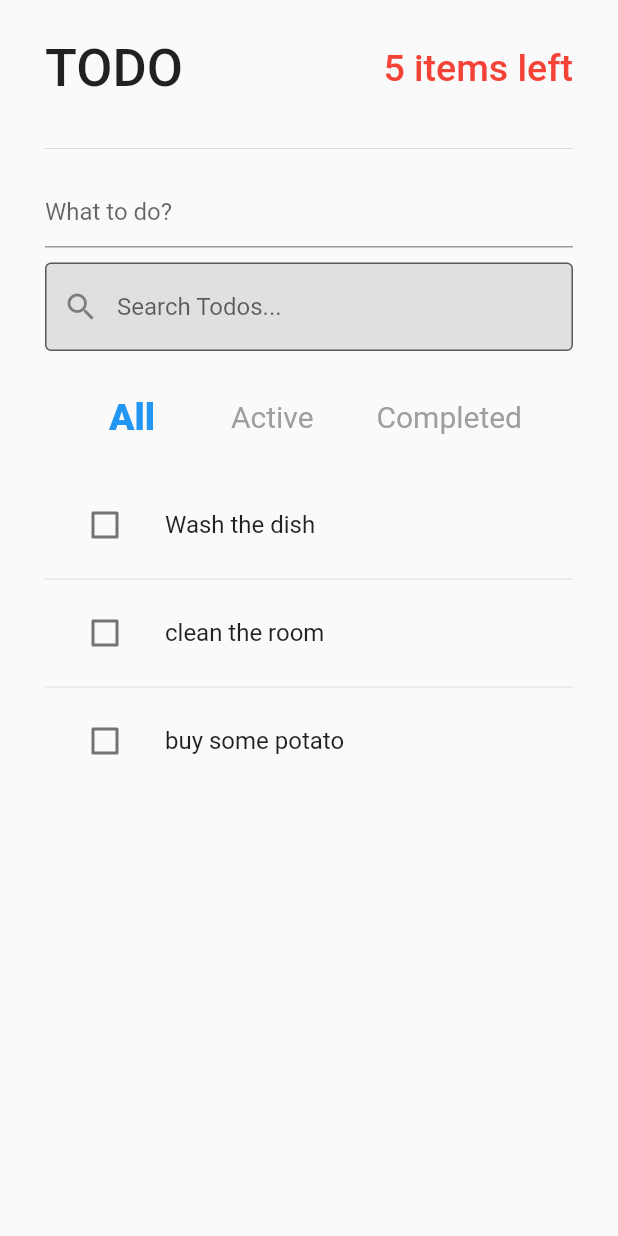
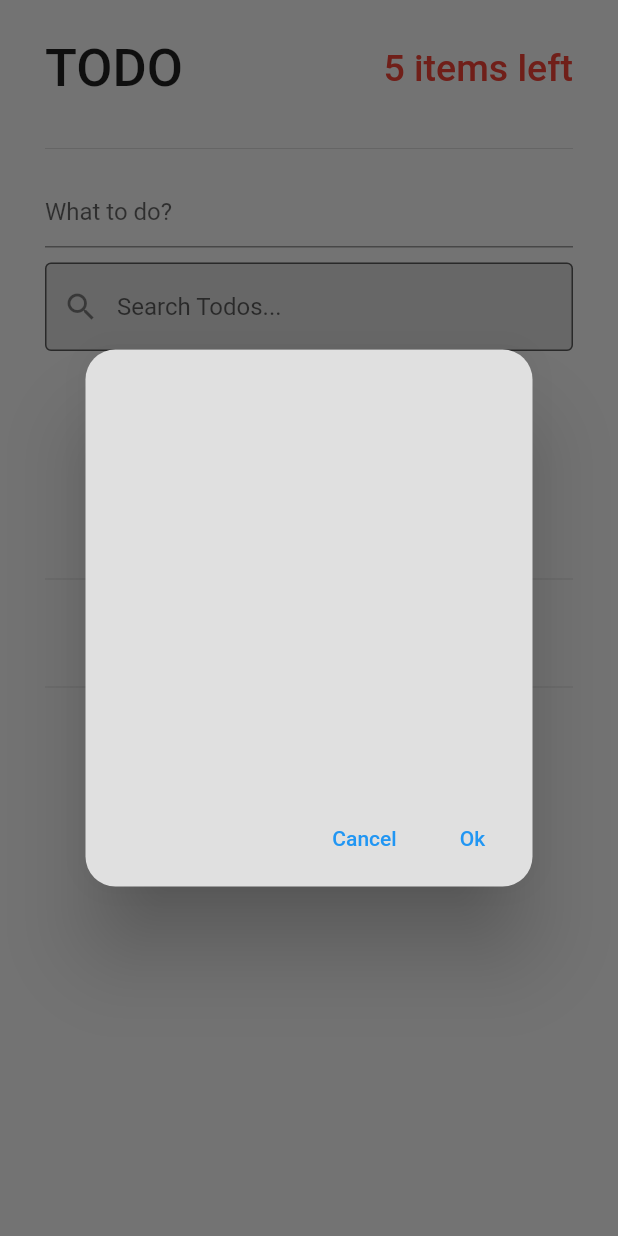
Before and after one commit to 65saeedz/todocubit, a Flutter app: the screen it shows after launch, after a tap on "Wash the dish", on a phone screen of 412 x 824 dp. Run offline on Flutter 3.47's test engine with Material 2 defaults, Android fonts, the phone set to English and light mode, and no system bars; our stand-ins replace bloc, equatable, flutter_bloc.

Commit message:
third commit

```diff
--- a/lib/pages_widgets/todo_listview.dart
+++ b/lib/pages_widgets/todo_listview.dart
@@ -1,3 +1,4 @@
+import 'package:flutter/cupertino.dart';
 import 'package:flutter/material.dart';
 import 'package:flutter_bloc/flutter_bloc.dart';
 import 'package:todo_app_cubit/cubits/todolist/todolist_cubit.dart';
@@ -49,10 +50,38 @@ class MyListview extends StatelessWidget {
                         }),
                     title: Text(state.todolist[index].description),
                     onTap: () {
-                      // showDialog(
-                      //     context: context,
-                      //     builder:
-                      //      );
+                      showDialog(
+                          context: context,
+                          builder: (context) => AlertDialog(
+                                actions: <Widget>[
+                                  TextButton(
+                                      child: Text('Cancel'),
+                                      onPressed: () {
+                                        Navigator.of(context).pop();
+                                      }),
+                                  TextButton(
+                                      child: Text('Ok'),
+                                      onPressed: () {
+                                        Navigator.of(context).pop();
+                                      })
+                                ],
+                                backgroundColor: Colors.grey[300],
+                                shape: RoundedRectangleBorder(
+                                    borderRadius:
+                                        BorderRadius.all(Radius.circular(20))),
+                                content: Container(
+                                  child: Column(
+                                    children: [],
+                                  ),
+                                  //child: Text('data'),
+                                  constraints: const BoxConstraints(
+                                    minHeight: 250,
+                                    minWidth: 250,
+                                    maxHeight: 250,
+                                    maxWidth: 250,
+                                  ),
+                                ),
+                              ));
                     },
                   ),
                 )));
```
Also changed, not shown: lib/ttttt.dart (added, +90 -0 lines).
